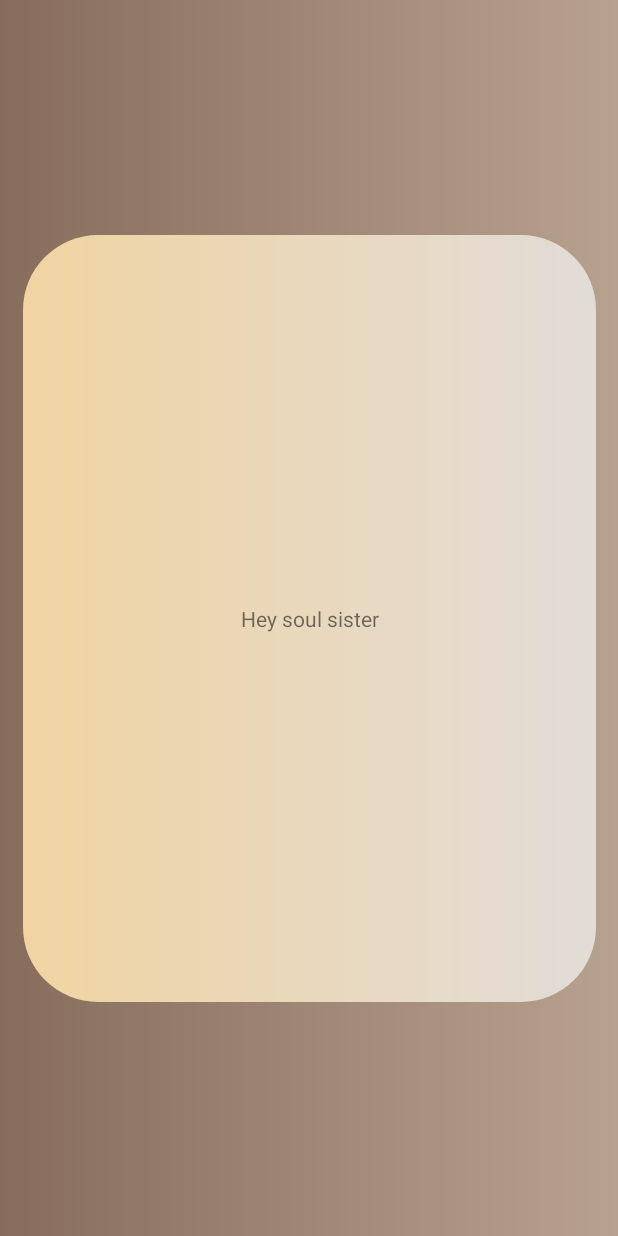
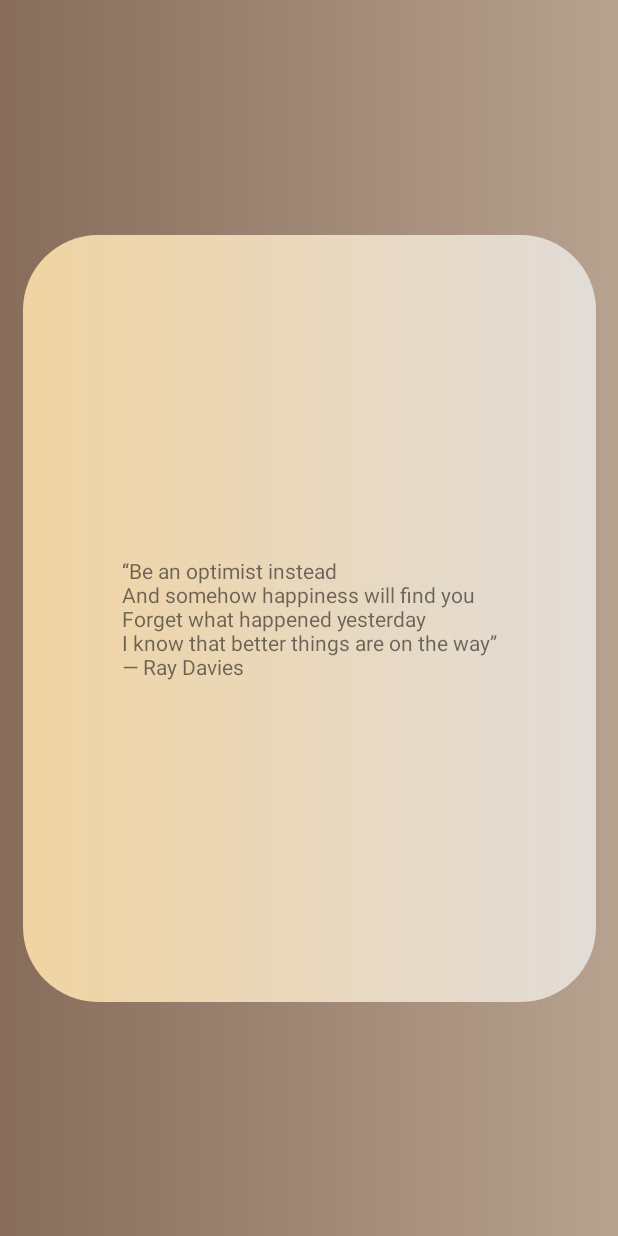
Before and after one commit to CreamyG/HowAreU, an Android app: the InspirationalQuotesActivity screen opened directly, with no data from a screen before it, on a phone screen of 412 x 824 dp. Run offline under Robolectric (Android 15) with nearby library versions, the phone set to English and light mode, and no system bars.

Commit message:
added quotes

```diff
--- a/app/src/main/java/com/example/howareu/activity/InspirationalQuotesActivity.java
+++ b/app/src/main/java/com/example/howareu/activity/InspirationalQuotesActivity.java
@@ -49,7 +49,7 @@ public class InspirationalQuotesActivity extends AppCompatActivity {
         String selectedQuote = quotes.get(ran);
         savedQuote.add(selectedQuote);
         quoteText.setText(selectedQuote);
-        //Clear savedQuote pref when 7thday or just save to pref
+        //Clear savedQuote pref when reaches last quote or just save to pref
         if(savedQuote.size()==quotes.size()){
             mPrefs.edit().putStringSet(Strings.SAVED_QUOTE,null).apply();
         }
--- a/app/src/main/java/com/example/howareu/constant/Arrays.java
+++ b/app/src/main/java/com/example/howareu/constant/Arrays.java
@@ -35,9 +35,58 @@ public abstract class Arrays {
 
     public static final ArrayList<String> quotes() {
         ArrayList<String> quotes = new ArrayList<String>();
-        quotes.add("Ride the wind bullsEye!");
-        quotes.add("Yey its Friyay");
-        quotes.add("Hey soul sister");
+        quotes.add("“There is hope, even when your brain tells you there isn’t..”\n" +
+                "– John Green\n");
+        quotes.add("“Sometimes, life will kick you around, but sooner or later, you realize you’re not just a survivor. You’re a warrior, and you’re stronger than anything life throws your way.”\n" +
+                "– Brooke Davis");
+        quotes.add("“And if today all you did was hold yourself together, I’m proud of you.”\n" +
+                "– Anonymous");
+        quotes.add("“I have endured pain and loss. I have felt broken. I have known hardship, and I have felt lost and alone. But here I stand, trying to move forward, one day at a time. I will remember the lessons in my life because they are making me who I am. Stronger. A warrior.\"\n"+
+               "– Anonymous" );
+        quotes.add("“Give yourself another day, another chance. You will find your courage eventually. Don’t give up on yourself just yet.”\n"+ "– Anonymous");
+
+
+
+        quotes.add("“Just when the caterpillar thought her life was over, she became a butterfly.”\n"+ "– Barbara Haines Howett");
+        quotes.add("“Don’t let life discourage you; everyone who got where he is had to begin where he was.”\n"+"– Richard L. Evans");
+        quotes.add("“I think that little by little, I’ll be able to solve my problems and survive.”\n"+"– Frida Kahlo");
+        quotes.add("“I am safe right now. This will fade away. I am not in danger. I am getting enough air. I am starting to relax. I feel calmer. I am going to be okay.”\n"+"– Anonymous");
+        quotes.add("“It won’t be easy, but it will get better.”\n"+"– Stacey Hogg");
+        quotes.add("“Remember the time you thought you never could survive? You did, and you can do it again.”\n"+"-Unknown");
+        quotes.add("“Trust yourself. You’ve survived a lot, and you’ll survive whatever is coming.”\n"+ "– Robert Tew");
+        quotes.add("“Just because you are struggling doesn’t mean you’re failing.”\n"+"-Unknown");
+        quotes.add("“Happiness comes in waves; it’ll find you again.”\n"+"-Unknown");
+        quotes.add("“It's about how you drive, not where you're going.”\n"+"-Unknown");
+        quotes.add("“It's up to you today to start making healthy choices. Not choices that are just healthy for your body, but healthy for your mind.”\n"+"– Anonymous");
+        quotes.add("\"You can't control everything. Sometimes you just need to relax and have faith that things will work out. Let go a little and just let life happen.\"\n"+"– Anonymous");
+        quotes.add("“It’s okay to feel unstable. It’s okay to disassociate. It’s okay to hide from the world. It’s okay to ask for help. It’s okay not to be okay. But don’t ever make those things eat you.”\n"+"– Camille Liberato");
+        quotes.add("“The probability that we may fail in the struggle ought not to deter us from the support of a cause we believe to be just.”\n"+"– Abraham Lincoln");
+
+        quotes.add("“Our greatest glory is not in never falling, but in rising every time we fall.”\n"+"– Confucius");
+        quotes.add("“Strength and growth come only through continuous effort and struggle.”\n"+"– Napoleon Hill");
+        quotes.add("“Problems are not stop signs, they are guidelines.”\n" +"– Robert Schuller");
+        quotes.add("“When life knocks you down, try to land on your back. Because if you can look up, you can get up.”\n"+"– Les Brown");
+        quotes.add("“We must embrace pain and burn it as fuel for our journey.”\n"+"– Kenji Miyazawa");
+        quotes.add("“You should not be afraid of storms for you will learn how to sail your ship.”\n"+"– Louisa May Alcott");
+
+        quotes.add("“Life is like riding a bicycle. To keep your balance, you must keep moving.”\n"+"– Albert Einstein");
+        quotes.add("“Life is a circle of happiness, sadness, hard times, and good times. If you are going through hard times, have faith that good times are on the way.”\n"+"– Unknown");
+        quotes.add("“Hard times always lead to something great.”\n"+"– Betsey Johnson");
+        quotes.add("“Life keeps throwing me stones. And I keep finding the diamonds…”\n"+"– Ana Claudia Antunes");
+        quotes.add("“You’re going to go through tough times – that’s life. But I say, ‘Nothing happens to you, it happens for you.’ See the positive in negative events.”\n"+"– Joel Osteen");
+        quotes.add("“Don’t worry. Just when you think your life is over, a new storyline falls from the sky and lands right in your lap.” \n+"+"— Rebekah Crane");
+        quotes.add("“The best remedy for those who are afraid, lonely, or unhappy is to go outside. Let nature nurture you.” \n"+"— Anne Frank");
+        quotes.add("“Be an optimist instead\nAnd somehow happiness will find you\nForget what happened yesterday\nI know that better things are on the way”\n"+"— Ray Davies");
+
+
+
+
+
+
+
+
+
+
         return quotes;
     }
 
```
